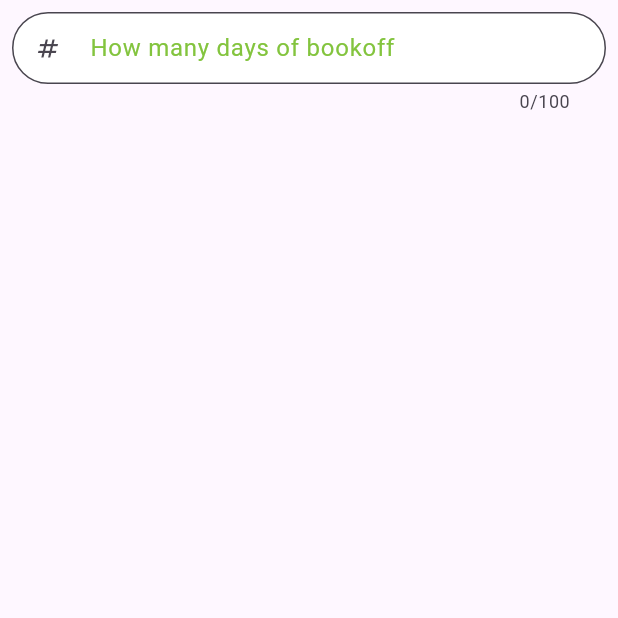
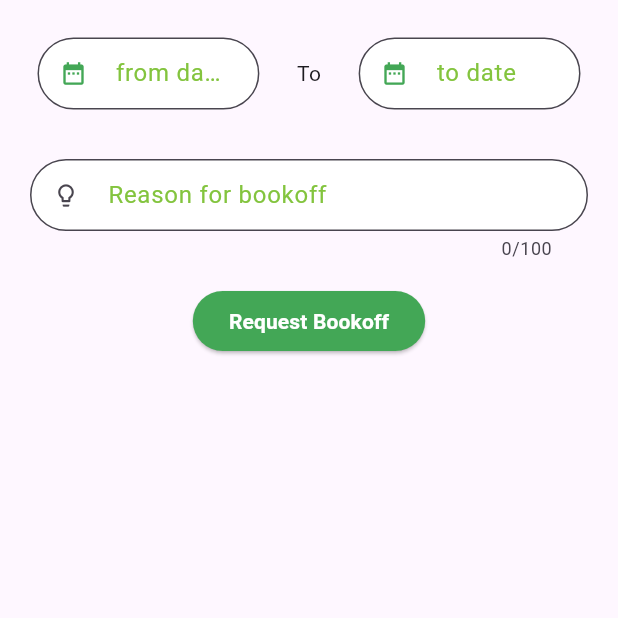
Before and after one commit to pratikboghani/shifttime, a Flutter app: the BookoffForm screen opened directly, on a phone screen of 412 x 824 dp, the top half of it. Run offline on Flutter 3.47's test engine with Material 3 defaults, Android fonts, the phone set to English and light mode, and no system bars; our stand-ins replace animated_splash_screen, shared_preferences; missing offline and left inert: dart:js; accounts and stored records are empty; Roboto replaces fonts that are missing (Rubik).

Commit message:
bookoff form ui done

```diff
--- a/lib/components/bookoff_form.dart
+++ b/lib/components/bookoff_form.dart
@@ -1,27 +1,73 @@
-import 'package:flutter/cupertino.dart';
 import 'package:flutter/material.dart';
 import 'package:shifttime/utilities/text_form_field_widget.dart';
+
+import '../utilities/constants.dart';
+import '../utilities/date_picker.dart';
+import '../utilities/raised_button_widget.dart';
 
 class BookoffForm extends StatefulWidget {
   const BookoffForm({Key? key}) : super(key: key);
 
   @override
   State<BookoffForm> createState() => _BookoffFormState();
-
 }
 
 class _BookoffFormState extends State<BookoffForm> {
   final TextEditingController daysController = TextEditingController();
-  final TextEditingController sundayFController = TextEditingController();
-  final TextEditingController sundayTController = TextEditingController();
+  final TextEditingController fController = TextEditingController();
+  final TextEditingController tController = TextEditingController();
 
   @override
   Widget build(BuildContext context) {
-    return Scaffold(body: Column(children: [
-      Padding(
-        padding: const EdgeInsets.all(8.0),
-        child: TextFormFieldWidget(labelText: "How many days of bookoff", hintText: 'Ex. 5', icon: Icon(Icons.numbers), keyboardType: TextInputType.number, validator: (){}, controller: daysController, maxLength: 100),
-      )
-    ],),);
+    return Scaffold(
+      body: Column(
+        children: [
+
+          Row(
+            children: [
+              Expanded(
+                child: DatePicker(
+                  controller: fController,
+                  hintText: 'From date',
+                  labelText: 'from date',
+                ),
+              ),
+              const Text('To'),
+              Expanded(
+                child: DatePicker(
+                  controller: tController,
+                  hintText: 'To date',
+                  labelText: 'to date',
+                ),
+              ),
+
+            ],
+          ),
+          Padding(
+            padding: const EdgeInsets.fromLTRB(20,8,20,8),
+            child: TextFormFieldWidget(
+                labelText: "Reason for bookoff",
+                hintText: 'Enter Reason',
+                icon: const Icon(Icons.lightbulb_outline),
+                keyboardType: TextInputType.number,
+                validator: () {},
+                controller: daysController,
+                maxLength: 100),
+          ),
+          Padding(
+
+            padding: const EdgeInsets.all(8.0),
+            child: RaisedButtonWidget(
+              bgColor: clrGreenOriginal,
+              buttonText: 'Request Bookoff',
+              buttonTextColor: clrWhite,
+              onPressed: () => (),
+            ),
+          ),
+
+        ],
+      ),
+
+    );
   }
 }
--- a/lib/main.dart
+++ b/lib/main.dart
@@ -1,9 +1,6 @@
 import 'package:animated_splash_screen/animated_splash_screen.dart';
 import 'package:flutter/material.dart';
-import 'package:shifttime/screens/admin_home_screen.dart';
 import 'package:shifttime/screens/login_screen.dart';
-import 'package:shifttime/screens/user_home_screen.dart';
-import 'package:shifttime/utilities/constants.dart';
 
 void main() {runApp(const MyApp());
 }
--- a/lib/screens/admin_home_screen.dart
+++ b/lib/screens/admin_home_screen.dart
@@ -1,5 +1,4 @@
 import 'package:flutter/material.dart';
-import 'package:shifttime/screens/user_setting_screen.dart';
 
 import '../utilities/constants.dart';
 import 'manage_emp_screen.dart';
@@ -55,8 +54,6 @@ class _AdminHomePageState extends State<AdminHomePage> {
   @override
   Widget build(BuildContext context) {
     final height = MediaQuery.of(context).size.height;
-    final width = MediaQuery.of(context).size.width;
-    final ThemeData theme = Theme.of(context);
     return Scaffold(
 
       backgroundColor: clrGreenOriginal,
--- a/lib/screens/login_screen.dart
+++ b/lib/screens/login_screen.dart
@@ -1,9 +1,7 @@
-import 'package:extension/extension.dart';
 import 'package:flutter/cupertino.dart';
 import 'package:flutter/material.dart';
 import 'dart:convert';
 import 'package:http/http.dart' as http;
-import 'package:shared_preferences/shared_preferences.dart';
 import 'package:shifttime/utilities/setSession.dart';
 import '../utilities/constants.dart';
 import '../utilities/getSession.dart';
--- a/lib/screens/manage_emp_screen.dart
+++ b/lib/screens/manage_emp_screen.dart
@@ -1,5 +1,4 @@
 import 'package:flutter/material.dart';
-import 'package:shifttime/screens/user_setting_screen.dart';
 
 import '../components/add_employee.dart';
 import '../components/employee_list.dart';
@@ -32,7 +31,6 @@ class _NavigationState extends State<Navigation> {
 
   @override
   Widget build(BuildContext context) {
-    final ThemeData theme = Theme.of(context);
     return Scaffold(
 
       body: <Widget>[
--- a/lib/screens/user_home_screen.dart
+++ b/lib/screens/user_home_screen.dart
@@ -29,11 +29,9 @@ class Navigation extends StatefulWidget {
 
 class _NavigationState extends State<Navigation> {
   int currentPageIndex = 0;
-  late TabController _tabController;
 
   @override
   Widget build(BuildContext context) {
-    final ThemeData theme = Theme.of(context);
     return Scaffold(
       appBar: AppBar(
         backgroundColor: clrGreenOriginal,
--- a/lib/utilities/constants.dart
+++ b/lib/utilities/constants.dart
@@ -119,9 +119,9 @@ final ThemeData mytheme = ThemeData(
 
   datePickerTheme: DatePickerThemeData(
     backgroundColor: clrWhite,
-    headerHelpStyle: TextStyle(color: clrBlack, fontSize: 18.0),
+    headerHelpStyle: const TextStyle(color: clrBlack, fontSize: 18.0),
     shadowColor: clrGreenWhite40,
-    dayStyle: TextStyle(color: clrGreenOriginal),
+    dayStyle: const TextStyle(color: clrGreenOriginal),
     dayBackgroundColor: MaterialStateColor.resolveWith(
           (Set<MaterialState> states) {
         if (states.contains(MaterialState.selected)) {
@@ -133,7 +133,7 @@ final ThemeData mytheme = ThemeData(
         }
       },
     ),
-    weekdayStyle: TextStyle(color: clrBlack, fontWeight: FontWeight.bold),
+    weekdayStyle: const TextStyle(color: clrBlack, fontWeight: FontWeight.bold),
     yearBackgroundColor: MaterialStateColor.resolveWith(
           (Set<MaterialState> states) {
         if (states.contains(MaterialState.selected)) {
@@ -151,13 +151,13 @@ final ThemeData mytheme = ThemeData(
       },
     ),
     rangePickerBackgroundColor: clrGreenOriginal,
-    inputDecorationTheme: InputDecorationTheme(fillColor: clrGreenWhite90),
+    inputDecorationTheme: const InputDecorationTheme(fillColor: clrGreenWhite90),
       headerBackgroundColor: clrGreenWhite70,
     surfaceTintColor: clrGreenWhite40,
   ),
 
 
-  timePickerTheme: TimePickerThemeData(
+  timePickerTheme: const TimePickerThemeData(
     backgroundColor: clrWhite,
     helpTextStyle: TextStyle(color: clrBlack),
     hourMinuteColor: clrGreenWhite40,
@@ -193,7 +193,7 @@ final ThemeData mytheme = ThemeData(
     ),
   ),
   //tabbar
-  tabBarTheme: TabBarTheme(
+  tabBarTheme: const TabBarTheme(
     labelColor: clrGreenOriginal,
     unselectedLabelColor: clrGreenDark60,
     labelStyle: TextStyle(
--- a/lib/utilities/text_form_field_widget.dart
+++ b/lib/utilities/text_form_field_widget.dart
@@ -28,6 +28,7 @@ class TextFormFieldWidget extends StatelessWidget {
       obscureText: obSecureText,
       keyboardType: keyboardType,
       maxLength: maxLength,
+
       maxLines: 1,
       decoration: InputDecoration(
         border: OutlineInputBorder(
@@ -46,7 +47,7 @@ class TextFormFieldWidget extends StatelessWidget {
           fontFamily: fontFamily,
         ),
         hintText: hintText,
-        hintStyle: TextStyle(
+        hintStyle: const TextStyle(
           color: Colors.grey,
           fontSize: 12.0,
           fontFamily: fontFamily,
```
Also changed, not shown: lib/components/add_employee.dart (+13 -17 lines), lib/components/availability_form.dart (+14 -12 lines), lib/components/employee_list.dart (+15 -19 lines), lib/screens/user_setting_screen.dart (+4 -4 lines), lib/utilities/date_picker.dart (+1 -6 lines), lib/utilities/time_picker.dart (+19 -16 lines).
